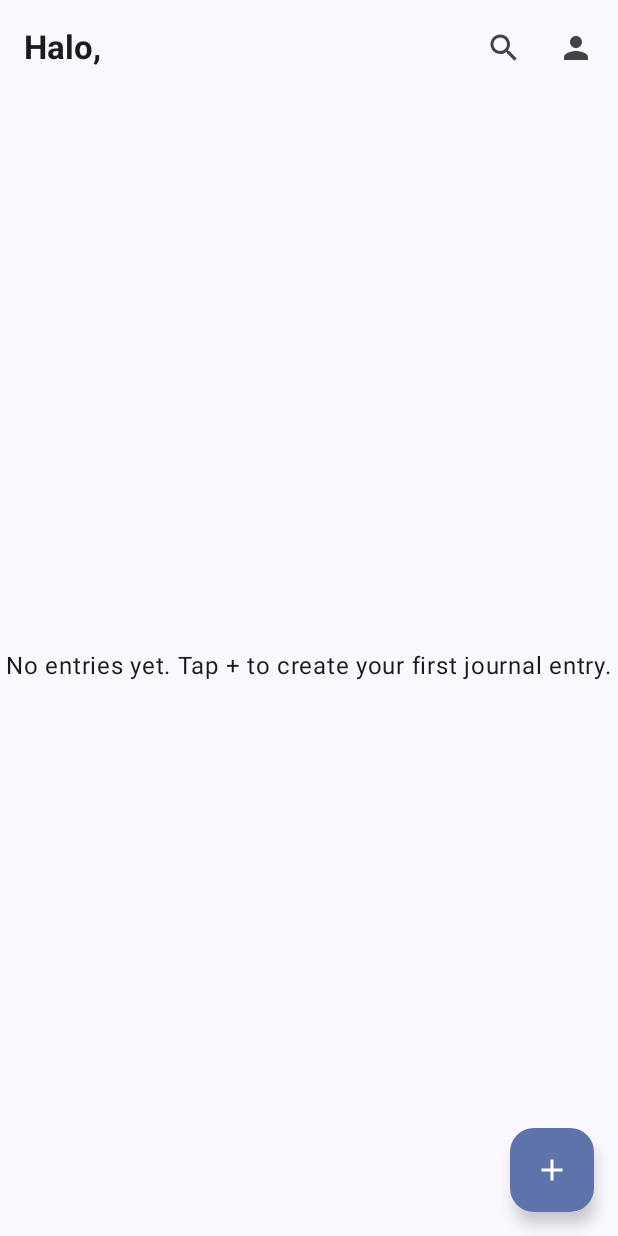
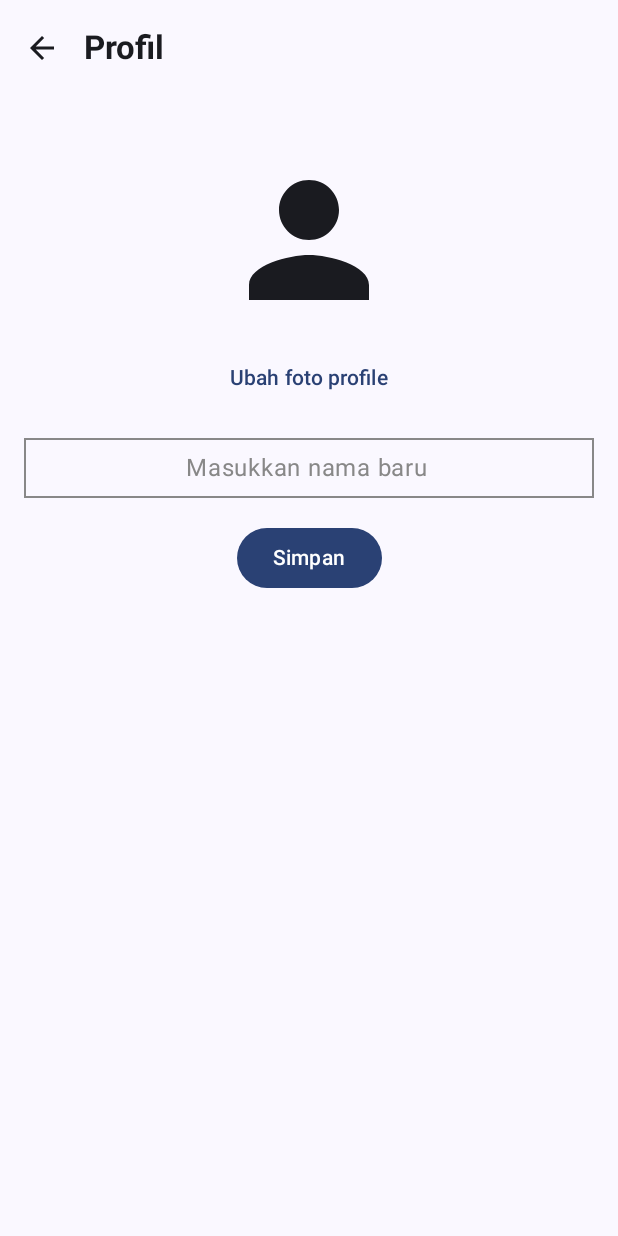
Before and after one commit to khalebandhyka/UAS_MAPK4, an Android app built with Jetpack Compose: the JourneyScreen screen opened through its navigation route, after a tap on "Profile", on a phone screen of 412 x 824 dp. Run offline under Robolectric (Android 15) with nearby library versions, the phone set to English and light mode, and no system bars; our stand-ins replace Firebase (no records; nobody signed in at launch, a user with empty details on screens opened directly); 1 statement that could not run was skipped.

Commit message:
buat profile screen

```diff
--- a/app/build.gradle.kts
+++ b/app/build.gradle.kts
@@ -84,6 +84,7 @@ dependencies {
     // Lokasi & coroutine (untuk ambil geotag)
     implementation("org.jetbrains.kotlinx:kotlinx-coroutines-play-services:1.7.3")
     implementation("com.google.android.gms:play-services-location:21.0.1")
+    implementation(libs.androidx.webkit)
 
     // Testing
     testImplementation(libs.junit)
--- a/app/src/main/java/com/example/ujournal/MainActivity.kt
+++ b/app/src/main/java/com/example/ujournal/MainActivity.kt
@@ -160,6 +160,9 @@ fun UJournalApp() {
             composable(Screen.Journey.route) {
                 JourneyScreen(navController = navController)
             }
+            composable(Screen.Profile.route) {
+                ProfileScreen(navController = navController)
+            }
             composable(Screen.NewEntry.route) {
                 NewEntryScreen(navController = navController)
             }
--- a/app/src/main/java/com/example/ujournal/Screen.kt
+++ b/app/src/main/java/com/example/ujournal/Screen.kt
@@ -2,6 +2,7 @@ package com.example.ujournal
 
 sealed class Screen(val route: String) {
     object Journey : Screen("journey")
+    object Profile : Screen("profile")
     object NewEntry : Screen("new_entry")
     object EntryDetail : Screen("entry_detail")
     object EditEntry : Screen("edit_entry")
--- a/app/src/main/java/com/example/ujournal/ui/screens/JourneyScreen.kt
+++ b/app/src/main/java/com/example/ujournal/ui/screens/JourneyScreen.kt
@@ -1,5 +1,6 @@
 package com.example.ujournal.ui.screens
 
+import androidx.compose.foundation.Image
 import androidx.compose.foundation.clickable
 import androidx.compose.foundation.layout.*
 import androidx.compose.foundation.lazy.LazyColumn
@@ -22,6 +23,11 @@ import java.text.SimpleDateFormat
 import java.util.*
 import androidx.compose.foundation.layout.WindowInsets
 import androidx.compose.foundation.layout.statusBars
+import androidx.compose.foundation.shape.CircleShape
+import androidx.compose.ui.draw.clip
+import androidx.compose.ui.layout.ContentScale
+import androidx.webkit.Profile
+import coil.compose.rememberImagePainter
 import com.google.firebase.auth.FirebaseAuth
 
 @OptIn(ExperimentalMaterial3Api::class)
@@ -35,6 +41,7 @@ fun JourneyScreen(navController: NavController) {
     val username = currentUser?.displayName ?: "Guest"
 
     val statusBarHeight = WindowInsets.statusBars.asPaddingValues().calculateTopPadding()
+    val photoUrl = currentUser?.photoUrl
 
     Scaffold(
         topBar = {
@@ -44,8 +51,25 @@ fun JourneyScreen(navController: NavController) {
                     IconButton(onClick = { /* TODO: Implement search */ }) {
                         Icon(Icons.Filled.Search, contentDescription = "Search")
                     }
-                    IconButton(onClick = { /* TODO: Navigate to profile */ }) {
-                        Icon(Icons.Filled.Person, contentDescription = "Profile")
+                    IconButton(onClick = {
+                        navController.navigate(Screen.Profile.route)
+                    }) {
+                        if (photoUrl != null) {
+                            Image(
+                                painter = rememberImagePainter(data = photoUrl),
+                                contentDescription = "Foto Profil",
+                                modifier = Modifier
+                                    .size(36.dp)
+                                    .clip(CircleShape),
+                                contentScale = ContentScale.Crop
+                            )
+                        } else {
+                            Icon(
+                                imageVector = Icons.Default.Person,
+                                contentDescription = "Profile",
+                                modifier = Modifier.size(36.dp)
+                            )
+                        }
                     }
                 },
                 modifier = Modifier.padding(top = statusBarHeight)
--- /dev/null
+++ b/app/src/main/java/com/example/ujournal/ui/screens/ProfileScreen.kt
@@ -0,0 +1,177 @@
+package com.example.ujournal.ui.screens
+
+import android.net.Uri
+import androidx.activity.compose.rememberLauncherForActivityResult
+import androidx.activity.result.contract.ActivityResultContracts
+import androidx.compose.foundation.border
+import androidx.compose.foundation.layout.*
+import androidx.compose.foundation.text.BasicTextField
+import androidx.compose.material.icons.Icons
+import androidx.compose.material.icons.filled.Person
+import androidx.compose.material3.*
+import androidx.compose.runtime.*
+import androidx.compose.ui.Alignment
+import androidx.compose.ui.Modifier
+import androidx.compose.ui.graphics.Color
+import androidx.compose.ui.tooling.preview.Preview
+import androidx.compose.ui.unit.dp
+import androidx.navigation.NavController
+import com.google.firebase.auth.FirebaseAuth
+import com.google.firebase.auth.userProfileChangeRequest
+import com.google.firebase.storage.FirebaseStorage
+import kotlinx.coroutines.launch
+import androidx.compose.material.icons.filled.ArrowBack
+import androidx.compose.material3.ExperimentalMaterial3Api
+import androidx.compose.ui.platform.LocalContext
+import coil.compose.rememberImagePainter
+import androidx.compose.foundation.Image
+import androidx.compose.foundation.shape.CircleShape
+import androidx.compose.ui.draw.clip
+import androidx.compose.ui.layout.ContentScale
+
+
+@OptIn(ExperimentalMaterial3Api::class)
+@Composable
+fun ProfileScreen(navController: NavController) {
+    val currentUser = FirebaseAuth.getInstance().currentUser
+    val username = remember { mutableStateOf(currentUser?.displayName ?: "Tamu") }
+    val profileImageUri = remember { mutableStateOf<Uri?>(currentUser?.photoUrl) }
+    val newName = remember { mutableStateOf(username.value) }
+    val snackbarHostState = remember { SnackbarHostState() }
+    val coroutineScope = rememberCoroutineScope()
+    val context = LocalContext.current
+
+    val imagePickerLauncher = rememberLauncherForActivityResult(
+        contract = ActivityResultContracts.GetContent()
+    ) { uri: Uri? ->
+        if (uri != null) {
+            profileImageUri.value = uri
+        }
+    }
+
+    Scaffold(
+        topBar = {
+            TopAppBar(
+                title = { Text("Profil") },
+                navigationIcon = {
+                    IconButton(onClick = { navController.popBackStack() }) {
+                        Icon(Icons.Filled.ArrowBack, contentDescription = "Kembali")
+                    }
+                }
+            )
+        },
+        snackbarHost = { SnackbarHost(snackbarHostState) }
+    ) { paddingValues ->
+        Column(
+            modifier = Modifier
+                .fillMaxSize()
+                .padding(paddingValues)
+                .padding(16.dp),
+            horizontalAlignment = Alignment.CenterHorizontally
+        ) {
+            Spacer(modifier = Modifier.height(20.dp))
+
+            // Gambar profil dalam bentuk lingkaran
+            Box(
+                modifier = Modifier
+                    .size(120.dp)
+                    .clip(CircleShape)
+            ) {
+                if (profileImageUri.value != null) {
+                    Image(
+                        painter = rememberImagePainter(profileImageUri.value),
+                        contentDescription = "Foto Profil",
+                        contentScale = ContentScale.Crop,
+                        modifier = Modifier
+                            .fillMaxSize()
+                            .clip(CircleShape)
+                    )
+                } else {
+                    Icon(
+                        imageVector = Icons.Filled.Person,
+                        contentDescription = "Foto Default",
+                        modifier = Modifier
+                            .size(120.dp)
+                            .clip(CircleShape)
+                    )
+                }
+            }
+
+            Spacer(modifier = Modifier.height(8.dp))
+
+            // Tombol ubah foto profile
+            TextButton(onClick = { imagePickerLauncher.launch("image/*") }) {
+                Text("Ubah foto profile")
+            }
+
+            Spacer(modifier = Modifier.height(16.dp))
+
+            // Input nama baru
+            BasicTextField(
+                value = newName.value,
+                onValueChange = { newName.value = it },
+                decorationBox = { innerTextField ->
+                    Row(
+                        modifier = Modifier
+                            .border(1.dp, Color.Gray)
+                            .padding(8.dp)
+                            .fillMaxWidth(),
+                        verticalAlignment = Alignment.CenterVertically
+                    ) {
+                        innerTextField()
+                        if (newName.value.isEmpty()) {
+                            Text("Masukkan nama baru", color = Color.Gray)
+                        }
+                    }
+                }
+            )
+
+            Spacer(modifier = Modifier.height(16.dp))
+
+            // Tombol simpan
+            Button(onClick = {
+                val user = FirebaseAuth.getInstance().currentUser
+                val uri = profileImageUri.value
+
+                if (uri != null && user != null) {
+                    val storageRef = FirebaseStorage.getInstance().reference
+                        .child("profile_images/${user.uid}.jpg")
+
+                    storageRef.putFile(uri)
+                        .continueWithTask { task ->
+                            if (!task.isSuccessful) {
+                                task.exception?.let { throw it }
+                            }
+                            storageRef.downloadUrl
+                        }.addOnSuccessListener { downloadUri ->
+                            val updates = userProfileChangeRequest {
+                                displayName = newName.value
+                                photoUri = downloadUri
+                            }
+                            user.updateProfile(updates).addOnSuccessListener {
+                                coroutineScope.launch {
+                                    snackbarHostState.showSnackbar("Profil berhasil disimpan")
+                                }
+                                profileImageUri.value = downloadUri
+                            }
+                        }.addOnFailureListener {
+                            coroutineScope.launch {
+                                snackbarHostState.showSnackbar("Gagal menyimpan foto profil")
+                            }
+                        }
+                } else if (user != null) {
+                    val updates = userProfileChangeRequest {
+                        displayName = newName.value
+                    }
+                    user.updateProfile(updates).addOnSuccessListener {
+                        coroutineScope.launch {
+                            snackbarHostState.showSnackbar("Profil berhasil disimpan")
+                        }
+                    }
+                }
+            }) {
+                Text("Simpan")
+            }
+        }
+    }
+}
--- a/gradle/libs.versions.toml
+++ b/gradle/libs.versions.toml
@@ -26,6 +26,7 @@ espresso-core = "3.5.1"
 playServicesMaps = "19.1.0"
 firebaseFirestoreKtx = "25.1.4"
 firebaseStorageKtx = "21.0.2"
+webkit = "1.14.0"
 
 [libraries]
 # AndroidX
@@ -57,6 +58,7 @@ compose-ui-test-junit4 = { group = "androidx.compose.ui", name = "ui-test-junit4
 play-services-maps = { group = "com.google.android.gms", name = "play-services-maps", version.ref = "playServicesMaps" }
 firebase-firestore-ktx = { group = "com.google.firebase", name = "firebase-firestore-ktx", version.ref = "firebaseFirestoreKtx" }
 firebase-storage-ktx = { group = "com.google.firebase", name = "firebase-storage-ktx", version.ref = "firebaseStorageKtx" }
+androidx-webkit = { group = "androidx.webkit", name = "webkit", version.ref = "webkit" }
 
 [plugins]
 android-application = { id = "com.android.application", version.ref = "agp" }
```
Also changed, not shown: 1 other file.
